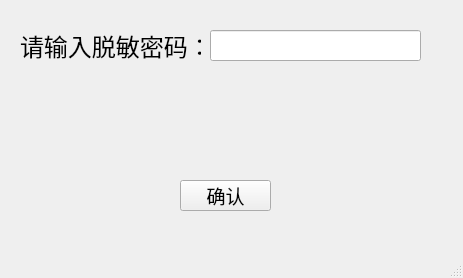
Qt form Viewer/main_window.ui (StuLiu/DataMasking_20190517) before a commit.
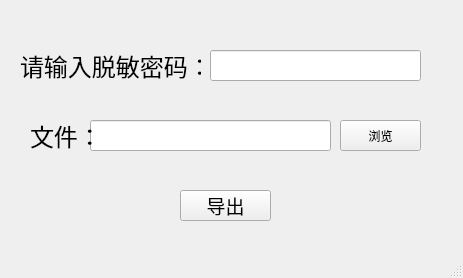
The same form after that commit.

Commit message: 添加数据文件模拟

What changed in the file:
```diff
--- a/Viewer/main_window.ui
+++ b/Viewer/main_window.ui
@@ -18,7 +18,7 @@
     <property name="geometry">
      <rect>
       <x>180</x>
-      <y>180</y>
+      <y>190</y>
       <width>91</width>
       <height>31</height>
      </rect>
@@ -30,14 +30,14 @@
      </font>
     </property>
     <property name="text">
-     <string>确认</string>
+     <string>导出</string>
     </property>
    </widget>
    <widget class="QLineEdit" name="lineEdit_key">
     <property name="geometry">
      <rect>
       <x>210</x>
-      <y>30</y>
+      <y>50</y>
       <width>211</width>
       <height>31</height>
      </rect>
@@ -47,7 +47,7 @@
     <property name="geometry">
      <rect>
       <x>20</x>
-      <y>30</y>
+      <y>50</y>
       <width>181</width>
       <height>31</height>
      </rect>
@@ -62,6 +62,48 @@
      <string>请输入脱敏密码：</string>
     </property>
    </widget>
+   <widget class="QPushButton" name="pushButton_browse">
+    <property name="geometry">
+     <rect>
+      <x>340</x>
+      <y>120</y>
+      <width>81</width>
+      <height>31</height>
+     </rect>
+    </property>
+    <property name="text">
+     <string>浏览</string>
+    </property>
+   </widget>
+   <widget class="QLineEdit" name="lineEdit_dir">
+    <property name="geometry">
+     <rect>
+      <x>90</x>
+      <y>120</y>
+      <width>241</width>
+      <height>31</height>
+     </rect>
+    </property>
+   </widget>
+   <widget class="QLabel" name="label_2">
+    <property name="geometry">
+     <rect>
+      <x>30</x>
+      <y>120</y>
+      <width>91</width>
+      <height>31</height>
+     </rect>
+    </property>
+    <property name="font">
+     <font>
+      <family>宋体</family>
+      <pointsize>18</pointsize>
+     </font>
+    </property>
+    <property name="text">
+     <string>文件：</string>
+    </property>
+   </widget>
   </widget>
   <widget class="QMenuBar" name="menubar">
    <property name="geometry">
```
Left out of the diff: 2 changed lines with no effect on the pictures. The commit also changes 8 other files.
